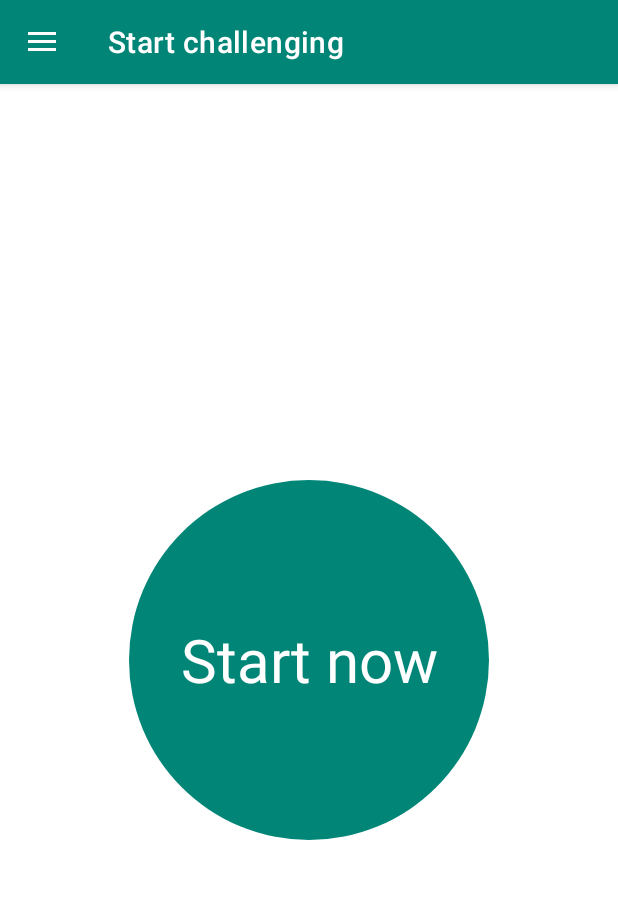
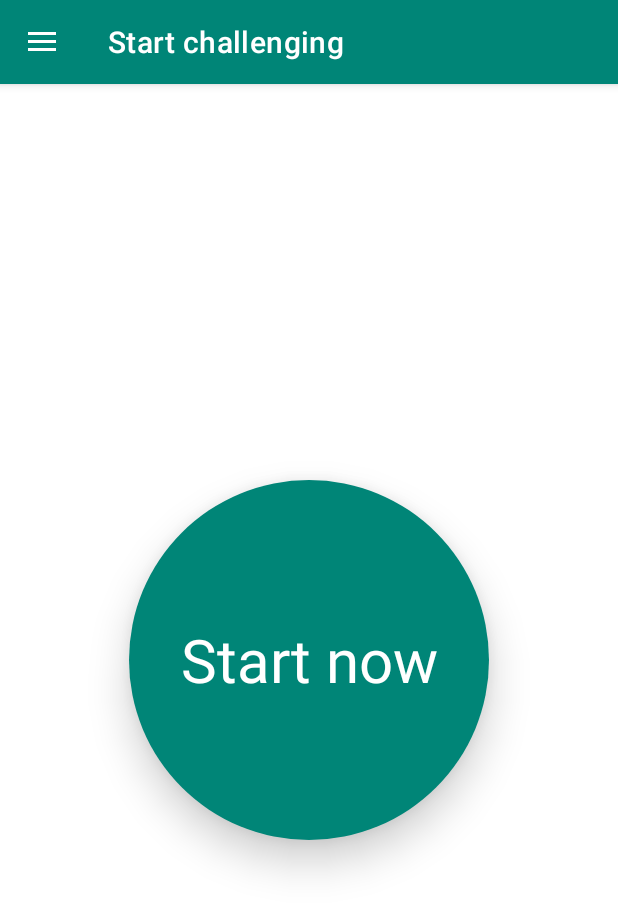
Before and after one commit to sowmyav24/challenge-tracker, an Android app: the screen it shows after launch (MainActivity), on a phone screen of 412 x 824 dp. Shown: the top 912 px of the screen. Run offline under Robolectric (Android 15) with nearby library versions, the phone set to English and light mode, and no system bars; our stand-ins replace Room's generated code, navigation-ui.

Commit message:
Add elevation and shadow

```diff
--- a/app/src/main/res/layout/fragment_challenge.xml
+++ b/app/src/main/res/layout/fragment_challenge.xml
@@ -10,6 +10,8 @@
         android:layout_height="wrap_content"
         android:background="@drawable/rounded_text_view"
         android:gravity="center"
+        android:elevation="@dimen/dimen_16"
+        android:shadowColor="@color/black"
         android:textAlignment="center"
         android:textColor="@color/white"
         android:textSize="@dimen/dimen_text_40"
```
